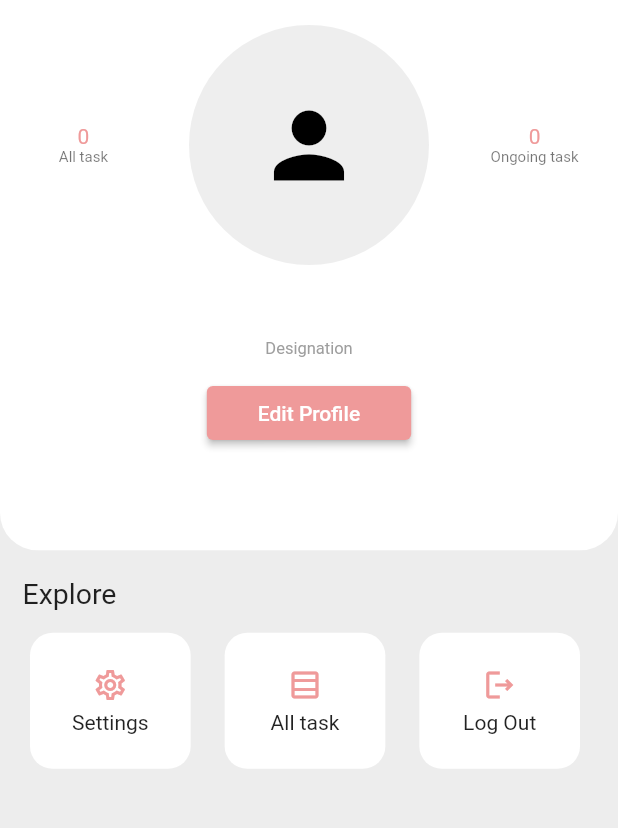
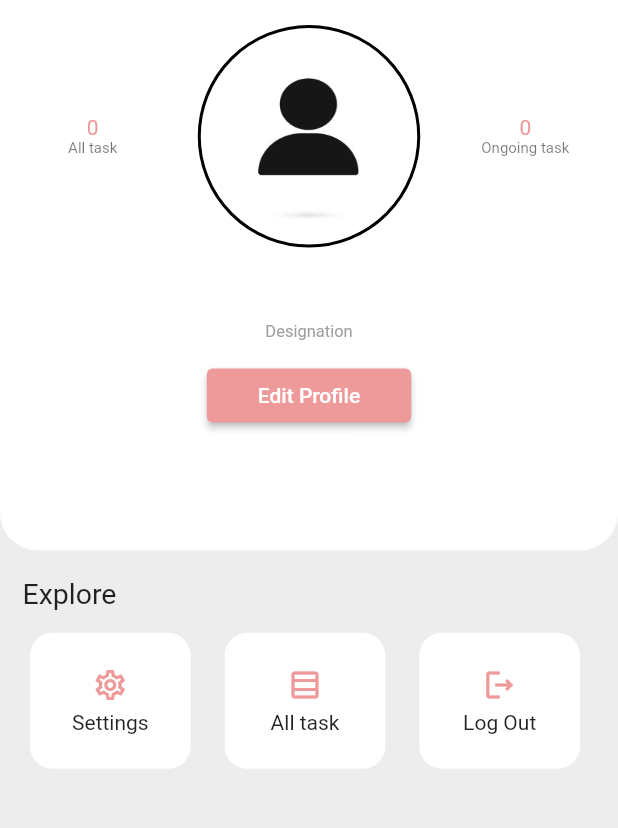
Before and after one commit to nidhi9622/Tasker, a Flutter app: the Profile screen opened directly, on a phone screen of 412 x 824 dp, the part 59-887 px from its top. Run offline on Flutter 3.47's test engine with Material 2 defaults, Android fonts, the phone set to English and light mode, and no system bars; our stand-ins replace flutter_local_notifications, get, image_cropper, image_picker, percent_indicator, permission_handler and 3 more; missing offline and left inert: app_settings, dart:js; accounts and stored records are empty.

Commit message:
New Changes

```diff
--- a/lib/userProfile.dart
+++ b/lib/userProfile.dart
@@ -1,8 +1,8 @@
+import 'dart:io';
 import 'package:flutter/material.dart';
 import 'package:get/get.dart';
 import 'package:shared_preferences/shared_preferences.dart';
 import 'package:task_manager/homePage.dart';
-import 'package:task_manager/projects.dart';
 import 'package:task_manager/search.dart';
 import 'package:task_manager/settings.dart';
 import 'package:task_manager/splashScreen.dart';
@@ -17,12 +17,16 @@ class Profile extends StatefulWidget {
 
 class _ProfileState extends State<Profile> {
   String? name;String? designation;String? map;
+  dynamic profileImage;
   getData()async{
     SharedPreferences preferences=await SharedPreferences.getInstance();
     setState((){
       name=preferences.getString('name');
       designation=preferences.getString('designation');
     });
+    if(preferences.containsKey('imageUrl')){
+      setState((){
+        profileImage=preferences.getString('imageUrl');  });}
   }
   @override
   void initState() {
@@ -55,9 +59,23 @@ class _ProfileState extends State<Profile> {
                           Text('allTask'.tr,style: TextStyle(color: Theme.of(context).primaryColorLight,fontSize: 10),)
                         ],),
                       ),
-                      SizedBox(width: deviceSize.width*0.05),
-                      SizedBox(width:deviceSize.width*0.43,child: CircleAvatar(backgroundColor: Colors.grey[200],radius: 80,
-                        child: const Icon(Icons.person,color: Colors.black,size: 70,),)),
+                      SizedBox(width: deviceSize.width*0.05),SizedBox(width: deviceSize.width*0.40,height: deviceSize.height*0.18,
+                          child:Container(
+                              height: deviceSize.height/7,
+                              width: deviceSize.height/7,
+                              decoration: profileImage==null? BoxDecoration(border: Border.all(width:2,color: Colors.black ),
+                                  shape: BoxShape.circle,
+                                  image: const DecorationImage(
+                                      image: AssetImage("assets/personImage.jpg") ,
+                                      fit: BoxFit.fill
+                                  )
+                              ):BoxDecoration(border: Border.all(width:2,color: Colors.black ),
+                                  shape: BoxShape.circle,
+                                  image:  DecorationImage(
+                                      image: FileImage(File(profileImage),scale: 10.0) ,
+                                      fit: BoxFit.fill
+                                  ))
+                          )),
                       SizedBox(width: deviceSize.width*0.05),
                       SizedBox(width:deviceSize.width*0.20,
                         child: Column(mainAxisAlignment:MainAxisAlignment.center,children: [
```
Also changed, not shown: lib/main.dart (+13 -1 lines), lib/notificationApi.dart (+8 -0 lines), lib/updateUserProfile.dart (+14 -6 lines), 1 other file.
